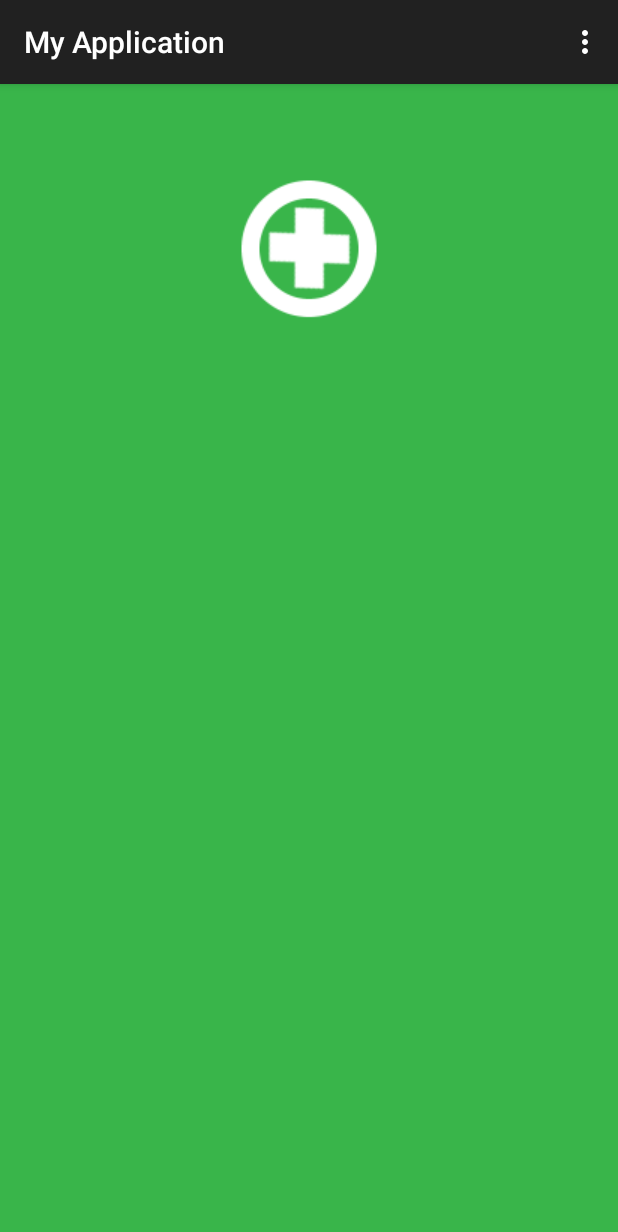
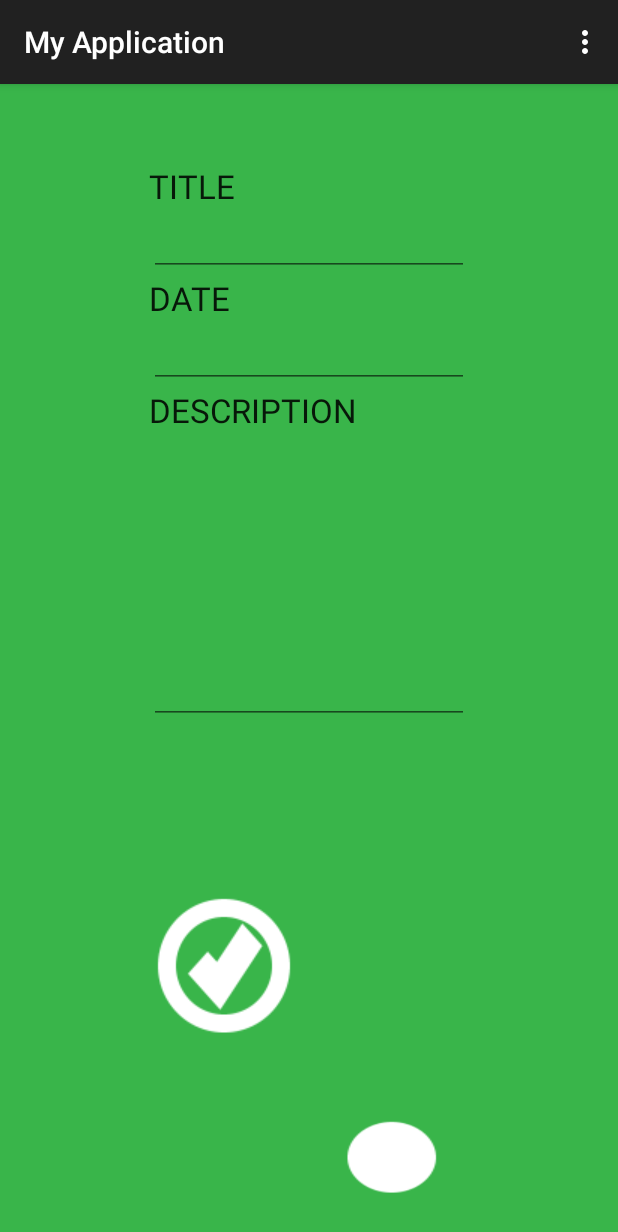
Before and after one commit to BadmonYoungKingpin/Badmon_Young_Kingpin, an Android app: the screen it shows after launch (MainActivity), after a tap on an icon or button, on a phone screen of 412 x 824 dp. Shown: the top 1232 px of the screen. Run offline under Robolectric (Android 15) with nearby library versions, the phone set to English and light mode, and no system bars; 1 other tap on this screen came first.

Commit message:
Fiddling with layout 2.0

```diff
--- a/app/src/main/java/com/example/hp/myapplication/MainActivity.java
+++ b/app/src/main/java/com/example/hp/myapplication/MainActivity.java
@@ -39,6 +39,11 @@ public class MainActivity extends AppCompatActivity {
         setContentView(R.layout.weather_home);
     }
 
+    public void addeventButtonClick(View v) {
+        setContentView(R.layout.event_new);
+    }
+
+
     public void workButtonClick(View v) {
         setContentView(R.layout.work_page);
     }
--- a/app/src/main/res/layout/event_home.xml
+++ b/app/src/main/res/layout/event_home.xml
@@ -29,9 +29,9 @@
         android:layout_height="100dp"
         android:id="@+id/imageButton8"
         android:background="@drawable/add"
-        android:onClick="additemButtonClick"
         android:layout_marginTop="43dp"
         android:layout_alignParentTop="true"
-        android:layout_centerHorizontal="true" />
+        android:layout_centerHorizontal="true"
+        android:onClick="addeventButtonClick"/>
 
 </RelativeLayout>
--- /dev/null
+++ b/app/src/main/res/layout/event_new.xml
@@ -0,0 +1,110 @@
+<RelativeLayout xmlns:android="http://schemas.android.com/apk/res/android"
+    xmlns:tools="http://schemas.android.com/tools" android:layout_width="match_parent"
+    android:layout_height="match_parent" android:paddingLeft="@dimen/activity_horizontal_margin"
+    android:paddingRight="@dimen/activity_horizontal_margin"
+    android:paddingTop="@dimen/activity_vertical_margin"
+    android:paddingBottom="@dimen/activity_vertical_margin" tools:context=".HomePage"
+    android:background="#39B54A"
+    android:contextClickable="true"
+    android:id="@+id/newevent">
+
+
+    <EditText
+        android:layout_width="128dp"
+        android:layout_height="wrap_content"
+        android:id="@+id/titletext"
+        android:layout_gravity="right|top"
+        android:layout_below="@+id/textView4"
+        android:layout_alignLeft="@+id/textView5"
+        android:layout_alignStart="@+id/textView5"
+        android:layout_alignRight="@+id/datetext"
+        android:layout_alignEnd="@+id/datetext" />
+
+    <EditText
+        android:layout_width="161dp"
+        android:layout_height="224dp"
+        android:id="@+id/descriptext"
+        android:layout_gravity="center_horizontal|bottom"
+        android:layout_below="@+id/datetext"
+        android:layout_alignLeft="@+id/datetext"
+        android:layout_alignStart="@+id/datetext"
+        android:layout_alignRight="@+id/datetext"
+        android:layout_alignEnd="@+id/datetext" />
+
+    <EditText
+        android:layout_width="wrap_content"
+        android:layout_height="wrap_content"
+        android:inputType="date"
+        android:ems="10"
+        android:id="@+id/datetext"
+        android:layout_gravity="right|top"
+        android:layout_below="@+id/textView5"
+        android:layout_centerHorizontal="true" />
+
+    <TextView
+        android:layout_width="wrap_content"
+        android:layout_height="wrap_content"
+        android:textAppearance="?android:attr/textAppearanceLarge"
+        android:text="TITLE"
+        android:id="@+id/textView4"
+        android:layout_gravity="center_horizontal|top"
+        android:layout_alignParentTop="true"
+        android:layout_alignLeft="@+id/titletext"
+        android:layout_alignStart="@+id/titletext"
+        android:layout_marginTop="37dp" />
+
+    <TextView
+        android:layout_width="wrap_content"
+        android:layout_height="wrap_content"
+        android:textAppearance="?android:attr/textAppearanceLarge"
+        android:text="DATE"
+        android:id="@+id/textView5"
+        android:layout_gravity="left|top"
+        android:layout_below="@+id/titletext"
+        android:layout_alignLeft="@+id/datetext"
+        android:layout_alignStart="@+id/datetext" />
+
+    <TextView
+        android:layout_width="wrap_content"
+        android:layout_height="wrap_content"
+        android:textAppearance="?android:attr/textAppearanceLarge"
+        android:text="DESCRIPTION"
+        android:id="@+id/textView6"
+        android:layout_gravity="left|top"
+        android:layout_below="@+id/datetext"
+        android:layout_alignLeft="@+id/datetext"
+        android:layout_alignStart="@+id/datetext" />
+
+    <FrameLayout
+        android:layout_width="match_parent"
+        android:layout_height="match_parent"
+        android:layout_below="@+id/descriptext"
+        android:layout_alignRight="@+id/descriptext"
+        android:layout_alignEnd="@+id/descriptext"
+        android:layout_alignLeft="@+id/descriptext"
+        android:layout_alignStart="@+id/descriptext">
+
+        <ImageButton
+            android:layout_width="wrap_content"
+            android:layout_height="76dp"
+            android:id="@+id/imageButton11"
+            android:background="@drawable/back"
+            android:onClick="backEventButtonClick"
+            android:layout_alignParentBottom="true"
+            android:layout_toRightOf="@+id/textView6"
+            android:layout_toEndOf="@+id/textView6"
+            android:layout_gravity="right|bottom" />
+
+        <ImageButton
+            android:layout_width="wrap_content"
+            android:layout_height="wrap_content"
+            android:id="@+id/imageButton10"
+            android:background="@drawable/save"
+            android:onClick="additemButtonClick"
+            android:layout_alignParentBottom="true"
+            android:layout_toLeftOf="@+id/imageButton11"
+            android:layout_toStartOf="@+id/imageButton11"
+            android:layout_gravity="left|center_vertical" />
+    </FrameLayout>
+
+</RelativeLayout>
```
Also changed, not shown: app/src/main/res/drawable/save.png (added).
